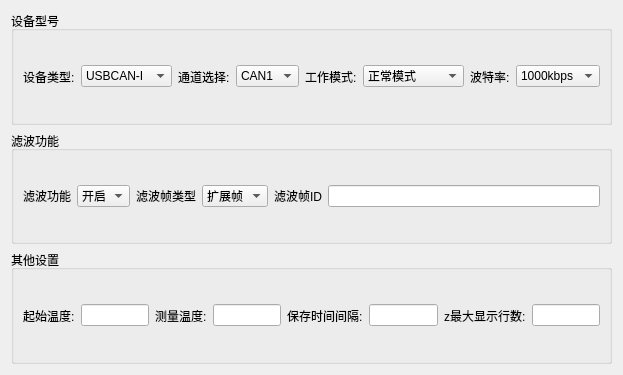
Above: DC_3/baseinfo.ui from kingsun998/Qt before the change. Below: the same form after it.
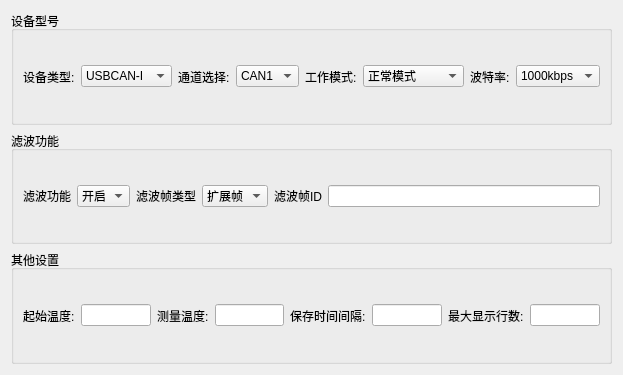
That is the form after the change.

```diff
--- a/DC_3/baseinfo.ui
+++ b/DC_3/baseinfo.ui
@@ -242,7 +242,7 @@
       <item>
        <widget class="QLabel" name="label_16">
         <property name="text">
-         <string>z最大显示行数:</string>
+         <string>最大显示行数:</string>
         </property>
        </widget>
       </item>
```
